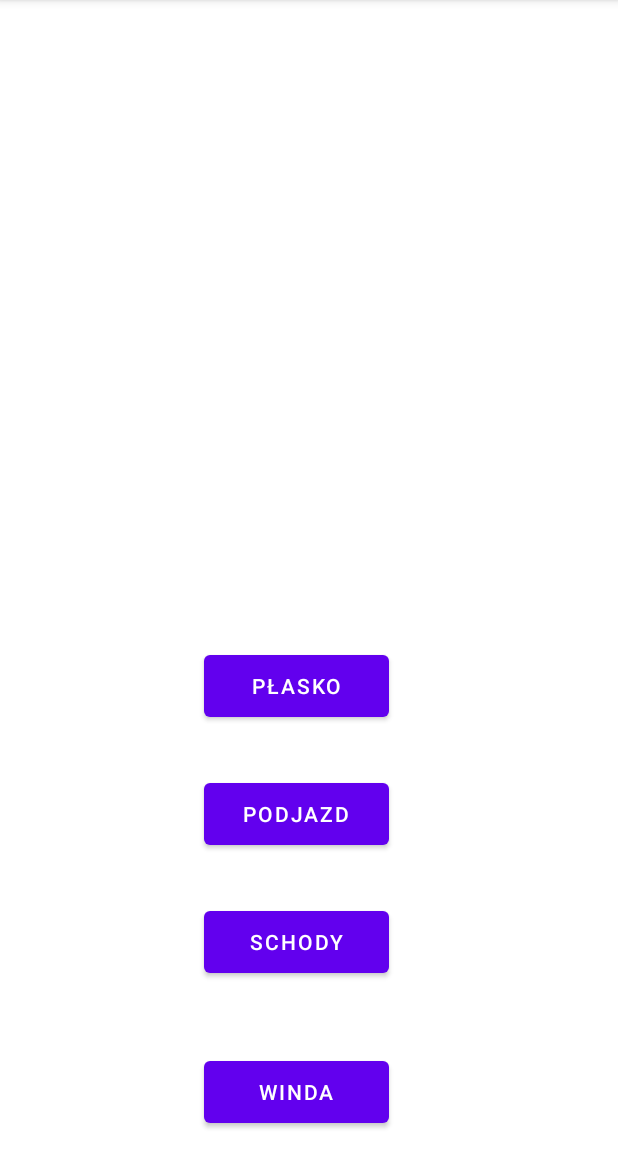
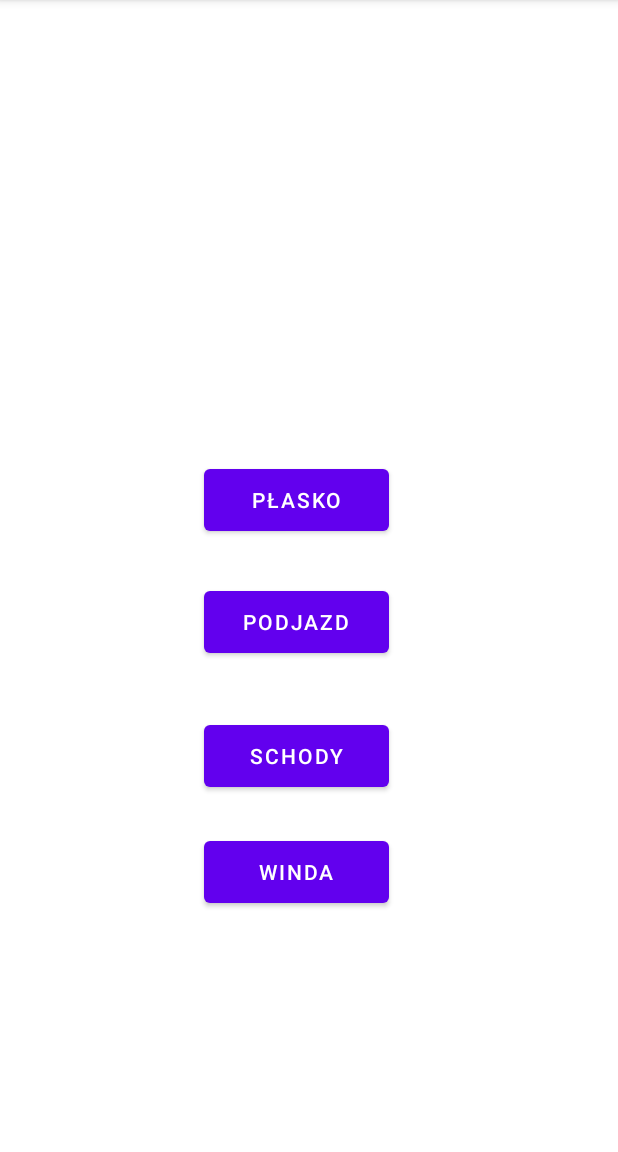
Before and after one commit to EndorFit/MagisterkaSensory, an Android app: the screen it shows after launch (MainActivity), on a phone screen of 412 x 824 dp, the part 84-1236 px from its top. Run offline under Robolectric (Android 15) with nearby library versions, the phone set to English and light mode, and no system bars; our stand-ins replace Firebase (no records; nobody signed in at launch, a user with empty details on screens opened directly).

Commit message:
button fix

```diff
--- a/app/src/main/res/layout/activity_main.xml
+++ b/app/src/main/res/layout/activity_main.xml
@@ -18,23 +18,10 @@
         app:layout_constraintVertical_bias="0.293" />
 
     <Button
-        android:id="@+id/buttonLift"
-        android:layout_width="123dp"
-        android:layout_height="53dp"
-        android:layout_marginTop="24dp"
-        android:text="Winda"
-        app:layout_constraintBottom_toBottomOf="parent"
-        app:layout_constraintEnd_toEndOf="parent"
-        app:layout_constraintHorizontal_bias="0.472"
-        app:layout_constraintStart_toStartOf="parent"
-        app:layout_constraintTop_toBottomOf="@+id/buttonStairs"
-        app:layout_constraintVertical_bias="0.631" />
-
-    <Button
         android:id="@+id/buttonFlat"
         android:layout_width="123dp"
         android:layout_height="53dp"
-        android:layout_marginTop="192dp"
+        android:layout_marginTop="68dp"
         android:text="Płasko"
         app:layout_constraintEnd_toEndOf="parent"
         app:layout_constraintHorizontal_bias="0.472"
@@ -42,25 +29,38 @@
         app:layout_constraintTop_toBottomOf="@+id/textViewActivity" />
 
     <Button
+        android:id="@+id/buttonLift"
+        android:layout_width="123dp"
+        android:layout_height="53dp"
+        android:layout_marginTop="24dp"
+        android:text="Winda"
+        app:layout_constraintEnd_toEndOf="parent"
+        app:layout_constraintHorizontal_bias="0.472"
+        app:layout_constraintStart_toStartOf="parent"
+        app:layout_constraintTop_toBottomOf="@+id/buttonStairs" />
+
+    <Button
+        android:id="@+id/buttonStairs"
+        android:layout_width="123dp"
+        android:layout_height="53dp"
+        android:layout_marginTop="36dp"
+        android:text="Schody"
+        app:layout_constraintBottom_toBottomOf="parent"
+        app:layout_constraintEnd_toEndOf="parent"
+        app:layout_constraintHorizontal_bias="0.472"
+        app:layout_constraintStart_toStartOf="parent"
+        app:layout_constraintTop_toBottomOf="@+id/buttonRamp"
+        app:layout_constraintVertical_bias="0.0" />
+
+    <Button
         android:id="@+id/buttonRamp"
         android:layout_width="123dp"
         android:layout_height="53dp"
-        android:layout_marginTop="32dp"
+        android:layout_marginTop="28dp"
         android:text="Podjazd"
         app:layout_constraintEnd_toEndOf="parent"
         app:layout_constraintHorizontal_bias="0.472"
         app:layout_constraintStart_toStartOf="parent"
         app:layout_constraintTop_toBottomOf="@+id/buttonFlat" />
 
-    <Button
-        android:id="@+id/buttonStairs"
-        android:layout_width="123dp"
-        android:layout_height="53dp"
-        android:layout_marginTop="32dp"
-        android:text="Schody"
-        app:layout_constraintEnd_toEndOf="parent"
-        app:layout_constraintHorizontal_bias="0.472"
-        app:layout_constraintStart_toStartOf="parent"
-        app:layout_constraintTop_toBottomOf="@+id/buttonRamp" />
-
 </androidx.constraintlayout.widget.ConstraintLayout>
```
